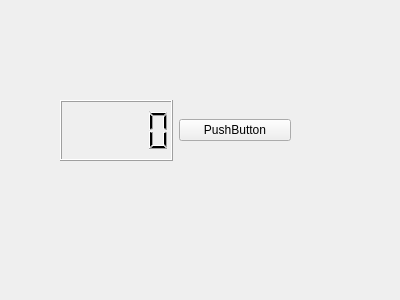
This is view/displayer.ui in Meidozuki/VBAO as Qt 5 draws it before an edit. The edited form follows.
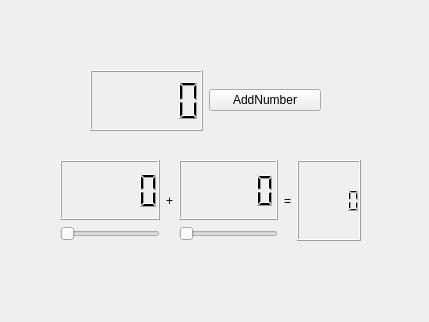
This is the edited form.

Commit message: add QSlider example

Patch:
```diff
--- a/view/displayer.ui
+++ b/view/displayer.ui
@@ -6,18 +6,18 @@
    <rect>
     <x>0</x>
     <y>0</y>
-    <width>400</width>
-    <height>300</height>
+    <width>429</width>
+    <height>322</height>
    </rect>
   </property>
   <property name="windowTitle">
    <string>Form</string>
   </property>
-  <widget class="QWidget" name="">
+  <widget class="QWidget" name="layoutWidget">
    <property name="geometry">
     <rect>
-     <x>60</x>
-     <y>100</y>
+     <x>90</x>
+     <y>70</y>
      <width>231</width>
      <height>61</height>
     </rect>
@@ -29,12 +29,69 @@
     <item>
      <widget class="QPushButton" name="pushButton">
       <property name="text">
-       <string>PushButton</string>
+       <string>AddNumber</string>
       </property>
      </widget>
     </item>
    </layout>
   </widget>
+  <widget class="QWidget" name="">
+   <property name="geometry">
+    <rect>
+     <x>60</x>
+     <y>160</y>
+     <width>301</width>
+     <height>81</height>
+    </rect>
+   </property>
+   <layout class="QHBoxLayout" name="horizontalLayout_2">
+    <item>
+     <layout class="QVBoxLayout" name="verticalLayout">
+      <item>
+       <widget class="QLCDNumber" name="numberA"/>
+      </item>
+      <item>
+       <widget class="QSlider" name="sliderA">
+        <property name="orientation">
+         <enum>Qt::Horizontal</enum>
+        </property>
+       </widget>
+      </item>
+     </layout>
+    </item>
+    <item>
+     <widget class="QLabel" name="label">
+      <property name="text">
+       <string>+</string>
+      </property>
+     </widget>
+    </item>
+    <item>
+     <layout class="QVBoxLayout" name="verticalLayout_2">
+      <item>
+       <widget class="QLCDNumber" name="numberB"/>
+      </item>
+      <item>
+       <widget class="QSlider" name="sliderB">
+        <property name="orientation">
+         <enum>Qt::Horizontal</enum>
+        </property>
+       </widget>
+      </item>
+     </layout>
+    </item>
+    <item>
+     <widget class="QLabel" name="label_2">
+      <property name="text">
+       <string>=</string>
+      </property>
+     </widget>
+    </item>
+    <item>
+     <widget class="QLCDNumber" name="numberSum"/>
+    </item>
+   </layout>
+  </widget>
  </widget>
  <resources/>
  <connections/>
```
The commit also changes 12 other files.
